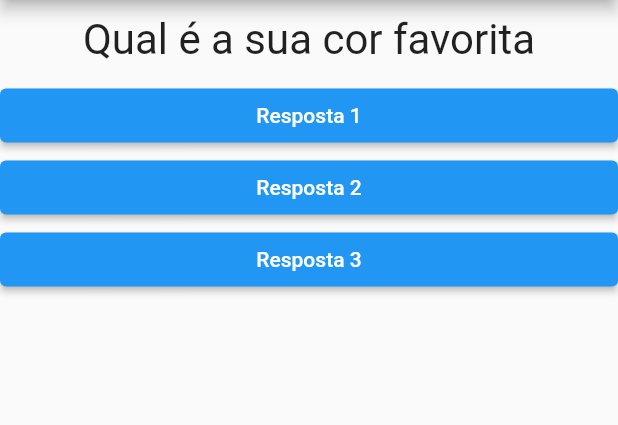
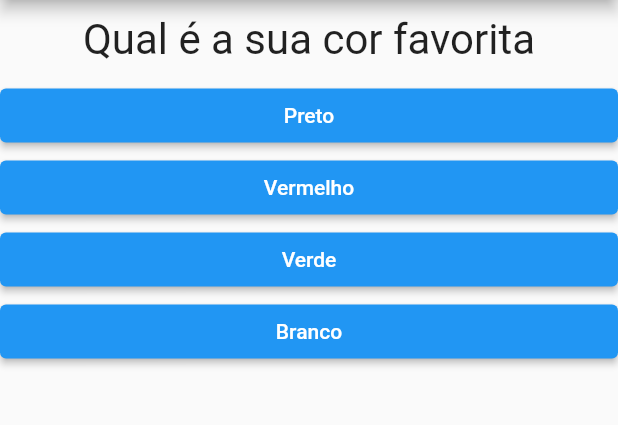
Before and after one commit to LeoOliva0/Projeto_Perguntas, a Flutter app: the screen it shows after launch, on a phone screen of 412 x 824 dp, the part 84-509 px from its top. Run offline on Flutter 3.47's test engine with Material 2 defaults, Android fonts, the phone set to English and light mode, and no system bars.

Commit message:
Adding resources

```diff
--- a/lib/main.dart
+++ b/lib/main.dart
@@ -15,7 +15,7 @@ class _PerguntaAppState extends State<PerguntaApp> {
 
   @override
   Widget build(BuildContext context) {
-    final  perguntas = [
+    final perguntas = [
       {
         'texto': 'Qual é a sua cor favorita',
         'respostas': ['Preto', 'Vermelho', 'Verde', 'Branco'],
@@ -30,18 +30,19 @@ class _PerguntaAppState extends State<PerguntaApp> {
       }
     ];
 
+    List<String> respostas =
+        perguntas[_perguntaSelecionada].cast()['respostas'];
+
     return MaterialApp(
       home: Scaffold(
         appBar: AppBar(
-          title: Text('Perguntas'),
+          title: const Text('Perguntas'),
           centerTitle: true,
         ),
         body: Column(
           children: <Widget>[
             Questao(perguntas[_perguntaSelecionada]['texto'] as String),
-            Resposta('Resposta 1', _responder),
-            Resposta('Resposta 2', _responder),
-            Resposta('Resposta 3', _responder),
+            ...respostas.map((t) => Resposta(t, _responder)).toList(),
           ],
         ),
       ),
```
